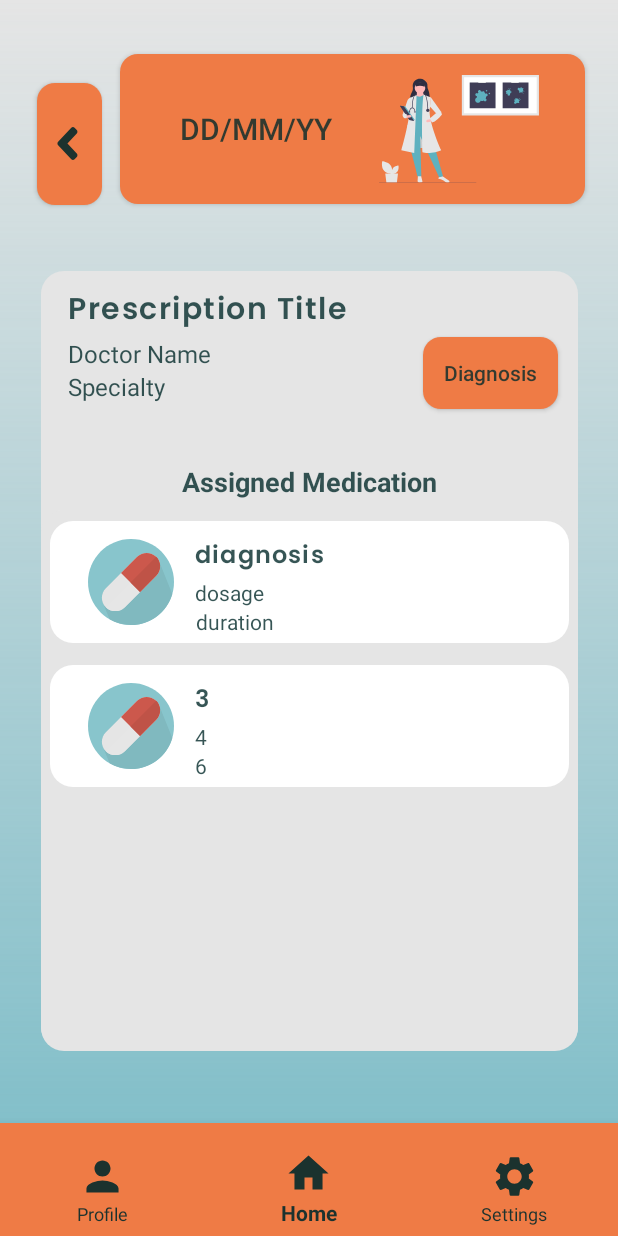
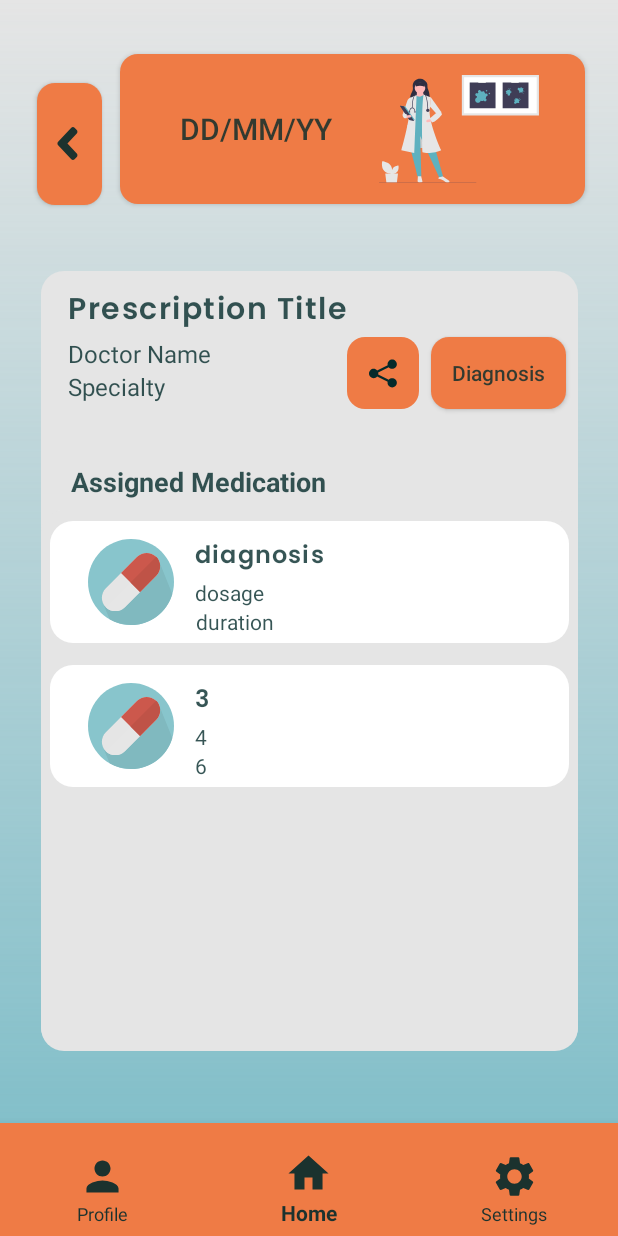
Before and after one commit to Devs-On-Call/okdoc-android, an Android app: the PrescriptionFragment screen opened through its navigation route, on a phone screen of 412 x 824 dp. Run offline under Robolectric (Android 15) with nearby library versions, the phone set to English and light mode, and no system bars; our stand-ins replace navigation-ui.

Commit message:
add share button prescription fragment

```diff
--- /dev/null
+++ b/app/src/main/res/drawable/ic_share.xml
@@ -0,0 +1,4 @@
+<vector android:height="19dp" android:viewportHeight="20"
+    android:viewportWidth="20" android:width="19dp" xmlns:android="http://schemas.android.com/apk/res/android">
+    <path android:fillColor="#042A2B" android:pathData="M16,0.4C15.1513,0.4 14.3374,0.7372 13.7373,1.3373C13.1371,1.9374 12.8,2.7513 12.8,3.6C12.8014,3.825 12.8266,4.0491 12.875,4.2688L5.6094,7.9016C5.3097,7.5566 4.9396,7.2798 4.524,7.0898C4.1084,6.8998 3.657,6.801 3.2,6.8C2.3513,6.8 1.5374,7.1372 0.9373,7.7373C0.3371,8.3374 0,9.1513 0,10C0,10.8487 0.3371,11.6626 0.9373,12.2628C1.5374,12.8629 2.3513,13.2 3.2,13.2C3.6571,13.1995 4.1088,13.1011 4.5247,12.9113C4.9406,12.7216 5.311,12.4449 5.6109,12.1L12.8719,15.7313C12.8245,15.951 12.8004,16.1752 12.8,16.4C12.8,17.2487 13.1371,18.0626 13.7373,18.6628C14.3374,19.2629 15.1513,19.6 16,19.6C16.8487,19.6 17.6626,19.2629 18.2627,18.6628C18.8629,18.0626 19.2,17.2487 19.2,16.4C19.2,15.5513 18.8629,14.7374 18.2627,14.1373C17.6626,13.5372 16.8487,13.2 16,13.2C15.5429,13.2005 15.0912,13.299 14.6753,13.4887C14.2594,13.6785 13.889,13.9551 13.5891,14.3L6.3281,10.6688C6.3755,10.449 6.3996,10.2248 6.4,10C6.3985,9.7756 6.3733,9.552 6.325,9.3328L13.5906,5.7C13.8904,6.0447 14.2606,6.3213 14.6762,6.511C15.0918,6.7007 15.5431,6.7993 16,6.8C16.8487,6.8 17.6626,6.4629 18.2627,5.8628C18.8629,5.2627 19.2,4.4487 19.2,3.6C19.2,2.7513 18.8629,1.9374 18.2627,1.3373C17.6626,0.7372 16.8487,0.4 16,0.4Z"/>
+</vector>
--- a/app/src/main/res/layout/prescription_fragment.xml
+++ b/app/src/main/res/layout/prescription_fragment.xml
@@ -1,6 +1,5 @@
 <?xml version="1.0" encoding="utf-8"?>
-<androidx.constraintlayout.widget.ConstraintLayout
-    xmlns:android="http://schemas.android.com/apk/res/android"
+<androidx.constraintlayout.widget.ConstraintLayout xmlns:android="http://schemas.android.com/apk/res/android"
     xmlns:app="http://schemas.android.com/apk/res-auto"
     xmlns:tools="http://schemas.android.com/tools"
     android:layout_width="match_parent"
@@ -11,8 +10,8 @@
         android:id="@+id/buttonPastDiagnoses"
         android:layout_width="310dp"
         android:layout_height="100dp"
+        android:layout_marginStart="10dp"
         android:layout_marginTop="36dp"
-        android:layout_marginStart="10dp"
         android:layout_marginEnd="22dp"
         android:background="@drawable/mandarin_border_12dp"
         android:drawableEnd="@drawable/ic_prescription"
@@ -78,7 +77,7 @@
         android:id="@+id/textViewAssignedMedication"
         android:layout_width="wrap_content"
         android:layout_height="wrap_content"
-        android:layout_marginHorizontal="60dp"
+        android:layout_marginHorizontal="20dp"
         android:layout_marginTop="40dp"
         android:text="@string/assigned_medication"
         android:textAlignment="center"
@@ -86,7 +85,6 @@
         android:textColor="@color/rich_black_80"
         android:textSize="18sp"
         android:textStyle="bold"
-        app:layout_constraintEnd_toEndOf="@+id/LinearLayoutPrescription"
         app:layout_constraintStart_toStartOf="@+id/LinearLayoutPrescription"
         app:layout_constraintTop_toBottomOf="@+id/fullNameDescription" />
 
@@ -130,18 +128,27 @@
         app:layout_constraintStart_toStartOf="@+id/LinearLayoutPrescription"
         app:layout_constraintTop_toBottomOf="@+id/textViewDoctor" />
 
+    <ImageButton
+        android:id="@+id/imageButtonShare"
+        android:layout_width="48dp"
+        android:layout_height="48dp"
+        android:layout_marginEnd="8dp"
+        android:background="@drawable/mandarin_border_12dp"
+        android:src="@drawable/ic_share"
+        app:layout_constraintEnd_toStartOf="@+id/buttonDiagnosis"
+        app:layout_constraintTop_toBottomOf="@+id/textViewTitle" />
+
     <Button
         android:id="@+id/buttonDiagnosis"
         android:layout_width="90dp"
         android:layout_height="wrap_content"
+        android:layout_marginEnd="8dp"
         android:background="@drawable/mandarin_border_12dp"
         android:text="@string/diagnosis"
         android:textAllCaps="false"
         android:textColor="@color/rich_black_80"
         android:textSize="14sp"
-        android:layout_marginStart="110dp"
         app:layout_constraintEnd_toEndOf="@+id/LinearLayoutPrescription"
-        app:layout_constraintStart_toEndOf="@+id/textViewDoctor"
         app:layout_constraintTop_toBottomOf="@+id/textViewTitle" />
 
 
```
